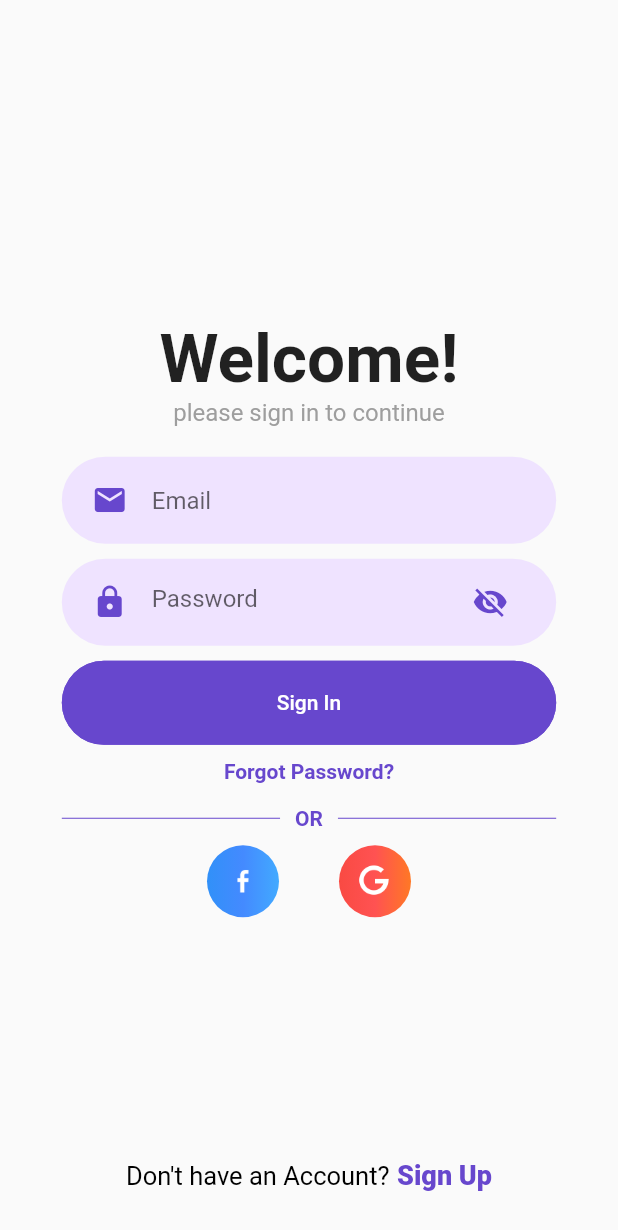
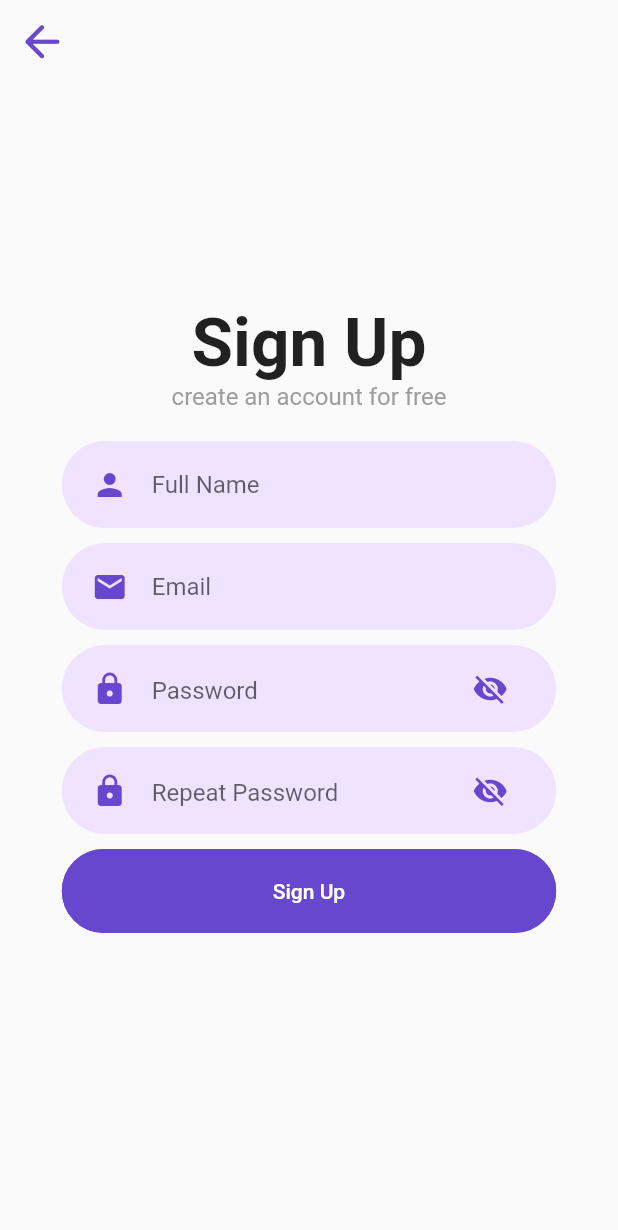
Before and after one commit to TrinhXuanTam/jaw-harp-tutoring, a Flutter app: the screen it shows after launch, after a tap on an icon or button, on a phone screen of 412 x 824 dp. Shown: the top 1230 px of the screen. Run offline on Flutter 3.47's test engine with Material 2 defaults, Android fonts, the phone set to English and light mode, and no system bars; our stand-ins replace bloc, equatable, firebase_auth, firebase_core, flutter_bloc, get_it and 1 more; missing offline and left inert: optional; accounts and stored records are empty.

Commit message:
added sign up screen

```diff
--- a/assets/l10n/cs.json
+++ b/assets/l10n/cs.json
@@ -13,5 +13,8 @@
   "Invalid email format!": "Špatný formát emailové adresy!",
   "Invalid password format!": "Špatný formát hesla!",
   "Email or password is incorrect!": "Špatná emailová adresa nebo heslo!",
-  "Failed to sign in": "Neúspěšné přihlášení"
+  "Failed to sign in": "Neúspěšné přihlášení",
+  "Full Name": "Celé jméno",
+  "Repeat Password": "Zopakovat heslo",
+  "create an account for free": "vytvořte si účet zdarma"
 }
--- a/assets/l10n/en.json
+++ b/assets/l10n/en.json
@@ -13,5 +13,8 @@
   "Invalid email format!": "Invalid email format!",
   "Invalid password format!": "Invalid password format!",
   "Email or password is incorrect!": "Email or password is incorrect!",
-  "Failed to sign in": "Failed to sign in"
+  "Failed to sign in": "Failed to sign in",
+  "Full Name": "Full Name",
+  "Repeat Password": "Repeat Password",
+  "create an account for free": "create an account for free"
 }
--- a/lib/core/routes.dart
+++ /dev/null
@@ -1,4 +0,0 @@
-import 'package:flutter/widgets.dart';
-
-Map<String, WidgetBuilder> routes = <String, WidgetBuilder>{
-};
--- a/lib/core/widgets/rounded_password_field.dart
+++ b/lib/core/widgets/rounded_password_field.dart
@@ -22,16 +22,17 @@ class RoundedPasswordField extends StatelessWidget {
 
   @override
   Widget build(BuildContext context) {
-    return RoundedInputField(
-      color: this.color,
-      child: BlocProvider(
-        create: (_) => serviceLocator<HideFieldInputBloc>(),
+    return BlocProvider(
+      create: (_) => serviceLocator<HideFieldInputBloc>(),
+      child: RoundedInputField(
+        color: this.color,
         child: BlocBuilder<HideFieldInputBloc, HideFieldInputState>(
           builder: (ctx, state) {
             return TextField(
               controller: this.controller,
               obscureText: state is InputHiddenState,
               decoration: InputDecoration(
+                contentPadding: EdgeInsets.only(top: 16),
                 icon: Icon(
                   Icons.lock,
                   color: this.iconColor,
@@ -44,8 +45,9 @@ class RoundedPasswordField extends StatelessWidget {
                     color: this.iconColor,
                   ),
                   onPressed: () {
-                    BlocProvider.of<HideFieldInputBloc>(ctx)
-                        .add(ToggleVisibilityEvent());
+                    BlocProvider.of<HideFieldInputBloc>(ctx).add(
+                      ToggleVisibilityEvent(),
+                    );
                   },
                 ),
                 hintText: this.placeholderText,
--- /dev/null
+++ b/lib/features/auth/presentation/BLoCs/sign_up_screen/sign_up_bloc.dart
@@ -0,0 +1,20 @@
+import 'dart:async';
+
+import 'package:bloc/bloc.dart';
+import 'package:injectable/injectable.dart';
+import 'package:meta/meta.dart';
+
+part 'sign_up_event.dart';
+part 'sign_up_state.dart';
+
+@injectable
+class SignUpBloc extends Bloc<SignUpEvent, SignUpState> {
+  SignUpBloc() : super(SignUpInitialState());
+
+  @override
+  Stream<SignUpState> mapEventToState(
+    SignUpEvent event,
+  ) async* {
+
+  }
+}
--- /dev/null
+++ b/lib/features/auth/presentation/BLoCs/sign_up_screen/sign_up_event.dart
@@ -0,0 +1,4 @@
+part of 'sign_up_bloc.dart';
+
+@immutable
+abstract class SignUpEvent {}
--- /dev/null
+++ b/lib/features/auth/presentation/BLoCs/sign_up_screen/sign_up_state.dart
@@ -0,0 +1,6 @@
+part of 'sign_up_bloc.dart';
+
+@immutable
+abstract class SignUpState {}
+
+class SignUpInitialState extends SignUpState {}
--- a/lib/features/auth/presentation/screens/authentication_screen.dart
+++ b/lib/features/auth/presentation/screens/authentication_screen.dart
@@ -13,6 +13,8 @@ import 'package:jews_harp/features/auth/presentation/widgets/text_divider.dart';
 import 'package:jews_harp/features/auth/presentation/widgets/third_party_authentication.dart';
 
 class AuthenticationScreen extends StatelessWidget {
+  static const String route = "/authentication";
+
   @override
   Widget build(BuildContext context) {
     final AppLocalizations localizations = AppLocalizations.of(context);
--- a/lib/features/auth/presentation/screens/entry_point.dart
+++ b/lib/features/auth/presentation/screens/entry_point.dart
@@ -5,10 +5,10 @@ import 'package:jews_harp/core/constants.dart';
 import 'package:jews_harp/core/dependency_injection/service_locator.dart';
 import 'package:jews_harp/core/dummy_screen.dart';
 import 'package:jews_harp/core/l10n.dart';
-import 'package:jews_harp/core/routes.dart';
 import 'package:jews_harp/core/transitions.dart';
 import 'package:jews_harp/features/auth/presentation/BLoCs/login_screen_redirect/auth_bloc.dart';
 import 'package:jews_harp/features/auth/presentation/screens/authentication_screen.dart';
+import 'package:jews_harp/features/auth/presentation/screens/sign_up_screen.dart';
 import 'package:jews_harp/features/auth/presentation/screens/splash_screen.dart';
 
 /// Entry point of the application
@@ -50,7 +50,10 @@ class EntryPoint extends StatelessWidget {
 
         return supportedLocales.first;
       },
-      routes: routes,
+      routes: {
+        AuthenticationScreen.route: (_) => AuthenticationScreen(),
+        SignUpScreen.route: (_) => SignUpScreen(),
+      },
       home: BlocProvider(
         create: (_) => serviceLocator<AuthBloc>(),
         child: BlocBuilder<AuthBloc, AuthState>(
--- /dev/null
+++ b/lib/features/auth/presentation/screens/sign_up_screen.dart
@@ -0,0 +1,67 @@
+import 'package:flutter/cupertino.dart';
+import 'package:flutter/material.dart';
+import 'package:flutter/rendering.dart';
+import 'package:flutter_bloc/flutter_bloc.dart';
+import 'package:jews_harp/core/constants.dart';
+import 'package:jews_harp/core/dependency_injection/service_locator.dart';
+import 'package:jews_harp/core/l10n.dart';
+import 'package:jews_harp/features/auth/presentation/BLoCs/sign_up_screen/sign_up_bloc.dart';
+import 'package:jews_harp/features/auth/presentation/widgets/sign_up_form.dart';
+
+class SignUpScreen extends StatelessWidget {
+  static const String route = "/signUp";
+
+  @override
+  Widget build(BuildContext context) {
+    final AppLocalizations localizations = AppLocalizations.of(context);
+    final Size size = MediaQuery.of(context).size;
+
+    return BlocProvider(
+      create: (_) => serviceLocator<SignUpBloc>(),
+      child: BlocListener<SignUpBloc, SignUpState>(
+        listener: (ctx, state) {},
+        child: Scaffold(
+          extendBodyBehindAppBar: true,
+          resizeToAvoidBottomInset: false,
+          appBar: AppBar(
+            elevation: 0,
+            backgroundColor: Colors.transparent,
+            leading: IconButton(
+              onPressed: () => Navigator.pop(context),
+              icon: Icon(
+                Icons.arrow_back_rounded,
+                color: BASE_COLOR,
+                size: 35,
+              ),
+            ),
+          ),
+          body: Container(
+            height: size.height,
+            width: double.infinity,
+            child: Stack(
+              alignment: Alignment.center,
+              children: [
+                Column(
+                  mainAxisAlignment: MainAxisAlignment.center,
+                  children: [
+                    Text(
+                      localizations.translate("Sign Up"),
+                      style:
+                          TextStyle(fontWeight: FontWeight.bold, fontSize: 45),
+                    ),
+                    Text(
+                      localizations.translate("create an account for free"),
+                      style: TextStyle(color: Colors.grey, fontSize: 16),
+                    ),
+                    SizedBox(height: 20),
+                    SignUpForm(),
+                  ],
+                ),
+              ],
+            ),
+          ),
+        ),
+      ),
+    );
+  }
+}
--- a/lib/features/auth/presentation/widgets/authentication_screen_background.dart
+++ b/lib/features/auth/presentation/widgets/authentication_screen_background.dart
@@ -3,6 +3,7 @@ import 'package:flutter/cupertino.dart';
 class AuthScreenBackground extends StatelessWidget {
   @override
   Widget build(BuildContext context) {
+    // TODO
     return Container();
   }
 }
--- /dev/null
+++ b/lib/features/auth/presentation/widgets/sign_up_form.dart
@@ -0,0 +1,53 @@
+import 'package:flutter/material.dart';
+import 'package:jews_harp/core/l10n.dart';
+import 'package:jews_harp/core/widgets/rounded_button.dart';
+import 'package:jews_harp/core/widgets/rounded_password_field.dart';
+import 'package:jews_harp/core/widgets/rounded_text_field.dart';
+
+class SignUpForm extends StatefulWidget {
+  @override
+  _SignUpFormState createState() => _SignUpFormState();
+}
+
+class _SignUpFormState extends State<SignUpForm> {
+  final nameController = TextEditingController();
+  final emailController = TextEditingController();
+  final passwordController = TextEditingController();
+  final passwordRepeatController = TextEditingController();
+
+  @override
+  Widget build(BuildContext context) {
+    final AppLocalizations localizations = AppLocalizations.of(context);
+
+    return Column(
+      children: [
+        RoundedTextField(
+          icon: Icons.person,
+          placeholderText: localizations.translate("Full Name"),
+          controller: nameController,
+        ),
+        SizedBox(height: 10),
+        RoundedTextField(
+          icon: Icons.mail,
+          placeholderText: localizations.translate("Email"),
+          controller: emailController,
+        ),
+        SizedBox(height: 10),
+        RoundedPasswordField(
+          placeholderText: localizations.translate("Password"),
+          controller: passwordController,
+        ),
+        SizedBox(height: 10),
+        RoundedPasswordField(
+          placeholderText: localizations.translate("Repeat Password"),
+          controller: passwordRepeatController,
+        ),
+        SizedBox(height: 10),
+        RoundedButton(
+          text: localizations.translate("Sign Up"),
+          onPressed: () {},
+        ),
+      ],
+    );
+  }
+}
--- a/lib/features/auth/presentation/widgets/sign_up_text.dart
+++ b/lib/features/auth/presentation/widgets/sign_up_text.dart
@@ -1,6 +1,7 @@
 import 'package:flutter/material.dart';
 import 'package:jews_harp/core/constants.dart';
 import 'package:jews_harp/core/l10n.dart';
+import 'package:jews_harp/features/auth/presentation/screens/sign_up_screen.dart';
 
 class SignUpText extends StatelessWidget {
   @override
@@ -8,7 +9,7 @@ class SignUpText extends StatelessWidget {
     final AppLocalizations localizations = AppLocalizations.of(context);
 
     return InkWell(
-      onTap: () {},
+      onTap: () => Navigator.pushNamed(context, SignUpScreen.route),
       child: Container(
         padding: EdgeInsets.symmetric(vertical: 10, horizontal: 20),
         child: RichText(
```
Also changed, not shown: lib/core/dependency_injection/service_locator.config.dart.
